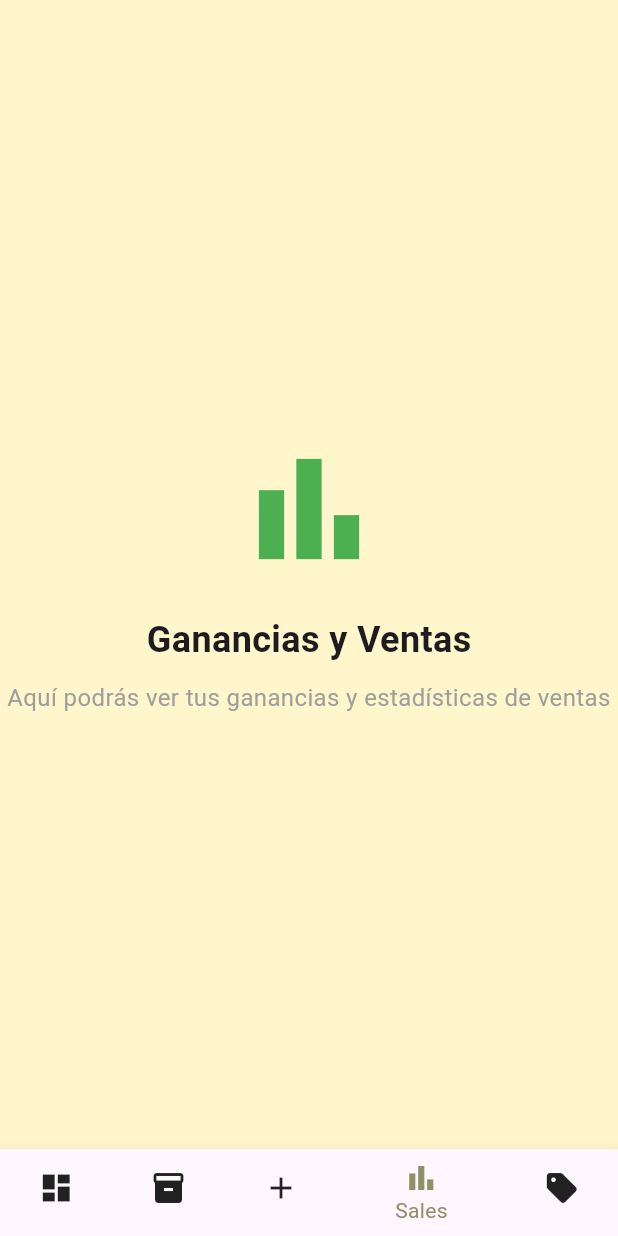
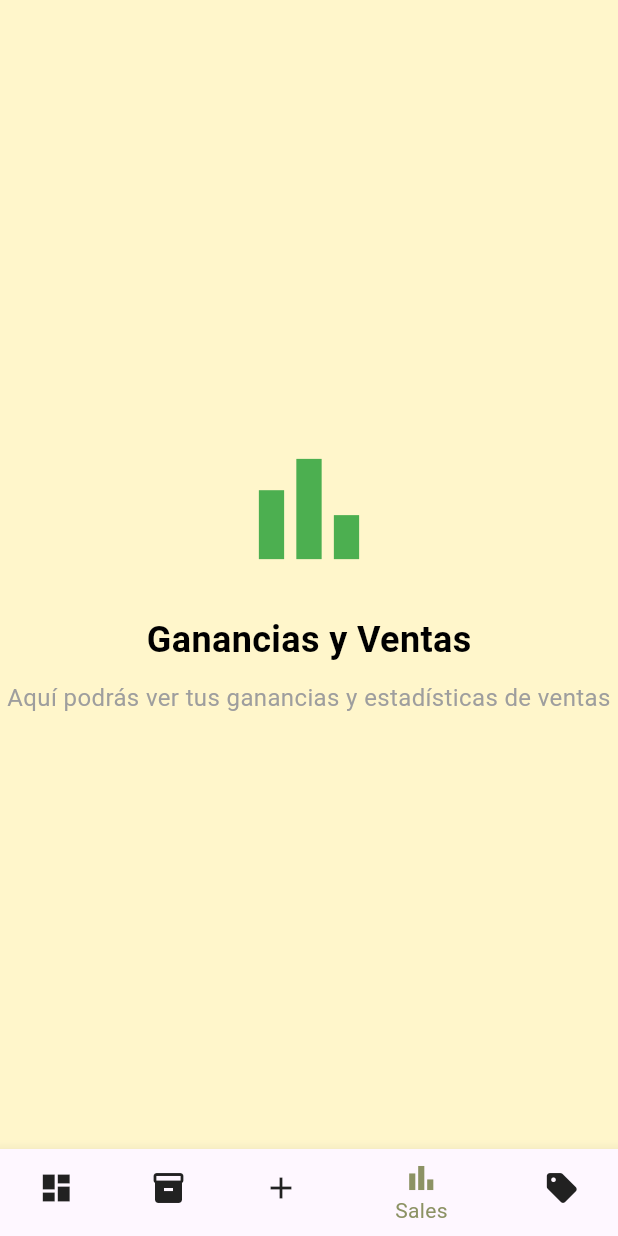
Before and after one commit to SKANL/flutter-store, a Flutter app: the screen it shows after launch, item 4 of the bottom bar chosen, on a phone screen of 412 x 824 dp. Run offline on Flutter 3.47's test engine with Material 3 defaults, Android fonts, the phone set to English and light mode, and no system bars.

Commit message:
Subiendo cambios recientes

```diff
--- /dev/null
+++ b/lib/core/app_text_styles.dart
@@ -0,0 +1,29 @@
+import 'package:flutter/material.dart';
+
+class AppTextStyles {
+  // Title style
+  static const TextStyle title = TextStyle(
+    fontSize: 24,
+    fontWeight: FontWeight.bold,
+    color: Colors.black, // Default color, can be overridden
+  );
+
+  // Description style
+  static const TextStyle description = TextStyle(
+    fontSize: 16,
+    color: Colors.grey,
+  );
+
+  // Small text style
+  static const TextStyle small = TextStyle(
+    fontSize: 12,
+    color: Colors.black54,
+  );
+
+  // Button text style
+  static const TextStyle button = TextStyle(
+    fontSize: 18,
+    fontWeight: FontWeight.bold,
+    color: Colors.white,
+  );
+}
--- a/lib/screens/store_sales_profit_screen.dart
+++ b/lib/screens/store_sales_profit_screen.dart
@@ -1,5 +1,6 @@
 import 'package:flutter/material.dart';
 import '../core/app_color.dart';
+import '../core/app_text_styles.dart';
 
 class StoreSalesProfitScreen extends StatelessWidget {
   const StoreSalesProfitScreen({super.key});
@@ -20,19 +21,13 @@ class StoreSalesProfitScreen extends StatelessWidget {
             SizedBox(height: 20),
             Text(
               'Ganancias y Ventas',
-              style: TextStyle(
-                fontSize: 24,
-                fontWeight: FontWeight.bold,
-              ),
+              style: AppTextStyles.title,
             ),
             SizedBox(height: 10),
             Text(
               'Aquí podrás ver tus ganancias y estadísticas de ventas',
               textAlign: TextAlign.center,
-              style: TextStyle(
-                fontSize: 16,
-                color: Colors.grey,
-              ),
+              style: AppTextStyles.description,
             ),
           ],
         ),
```
Also changed, not shown: lib/screens/store_add_product_screen.dart (+3 -8 lines), lib/screens/store_inventory_screen.dart (+3 -8 lines), lib/screens/store_register_sale_screen.dart (+3 -8 lines).
